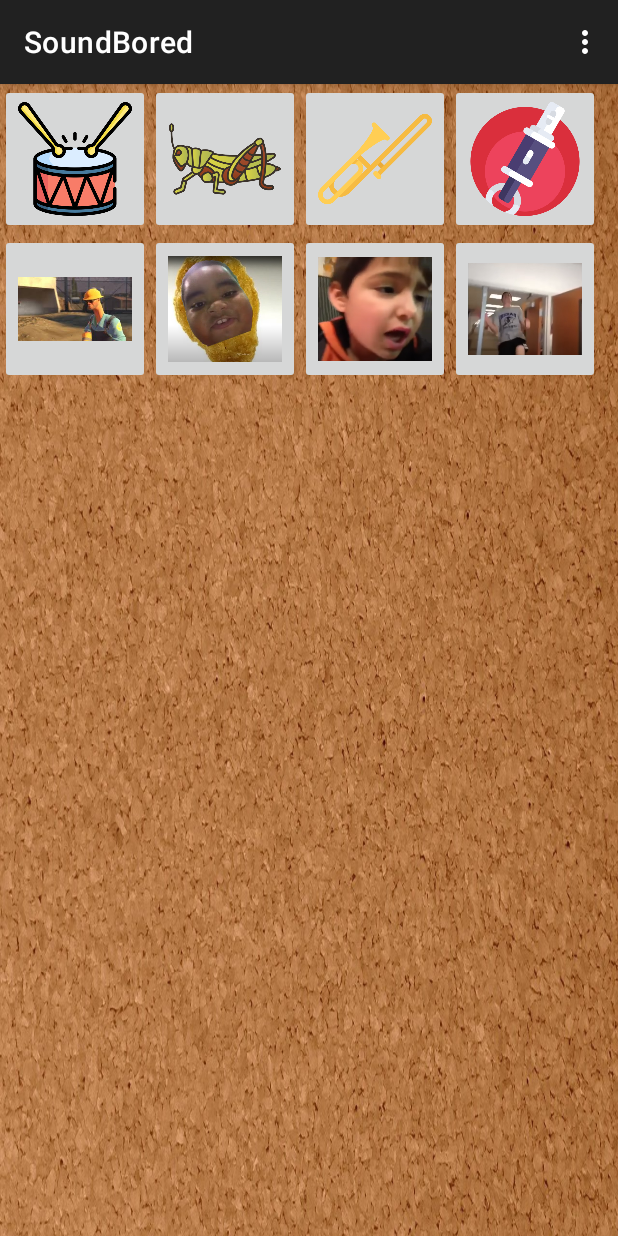
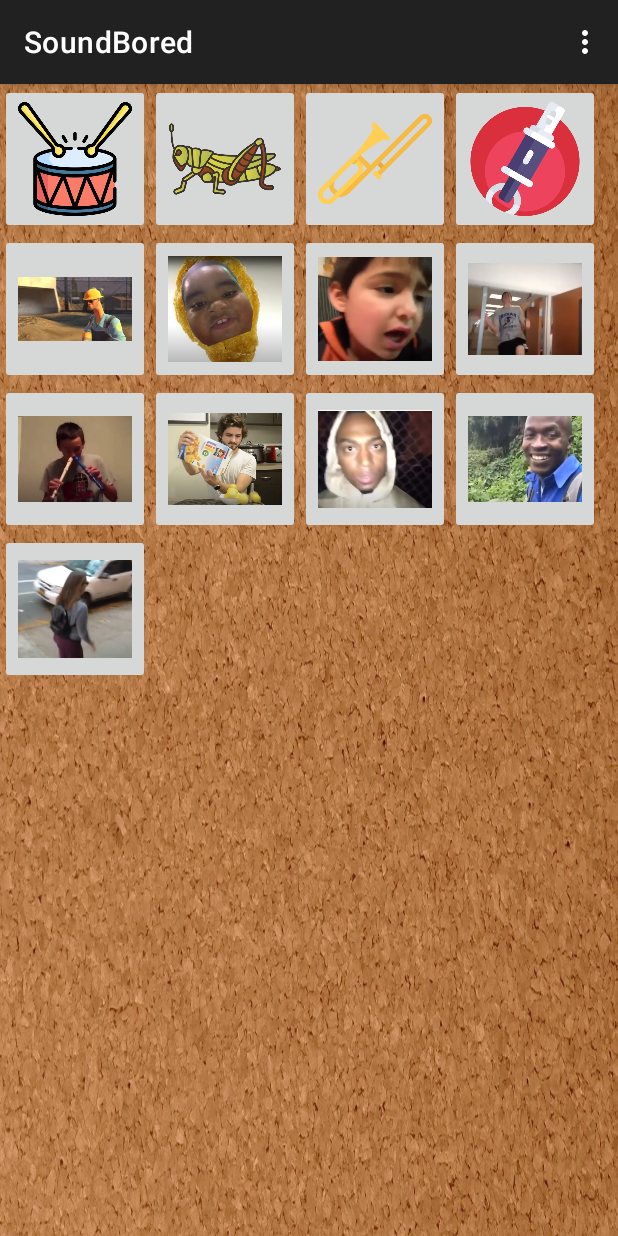
Before and after one commit to andrewshadura/soundbored, an Android app: the screen it shows after launch (MainActivity), on a phone screen of 412 x 824 dp. Run offline under Robolectric (Android 15) with nearby library versions, the phone set to English and light mode, and no system bars.

Commit message:
added a bunch of clean vines

```diff
--- a/app/src/main/java/com/bri1/soundbored2/MainActivity.kt
+++ b/app/src/main/java/com/bri1/soundbored2/MainActivity.kt
@@ -79,21 +79,59 @@ class MainActivity : AppCompatActivity() {
             }
         })
 
-//        val headBang = findViewById<ImageButton>(R.id.headbang)
-//        val mpHeadBang: MediaPlayer = MediaPlayer.create(this, R.raw.headbang)
-//        headBang.setOnClickListener(object : View.OnClickListener {
-//            override fun onClick(v: View?) {
-//                mpHeadBang.start()
-//            }
-//        })
-//
-//        val imJohnCena = findViewById<ImageButton>(R.id.im_john_cena)
-//        val mpJohnCena: MediaPlayer = MediaPlayer.create(this, R.raw.imjohncena)
-//        imJohnCena.setOnClickListener(object : View.OnClickListener {
-//            override fun onClick(v: View?) {
-//                mpJohnCena.start()
-//            }
-//        })
+        // headbang
+        val headBang = findViewById<ImageButton>(R.id.headbang)
+        val mpHeadBang: MediaPlayer = MediaPlayer.create(this, R.raw.headbang)
+        headBang.setOnClickListener(object : View.OnClickListener {
+            override fun onClick(v: View?) {
+                mpHeadBang.start()
+            }
+        })
+
+        // john cena flute
+        val imJohnCena = findViewById<ImageButton>(R.id.imjohncena)
+        val mpJohnCena: MediaPlayer = MediaPlayer.create(this, R.raw.johncenaflute)
+        imJohnCena.setOnClickListener(object : View.OnClickListener {
+            override fun onClick(v: View?) {
+                mpJohnCena.start()
+            }
+        })
+
+        // lemons
+        val lemons = findViewById<ImageButton>(R.id.lemons)
+        val mpLemons: MediaPlayer = MediaPlayer.create(this, R.raw.lemons)
+        lemons.setOnClickListener(object : View.OnClickListener {
+            override fun onClick(v: View?) {
+                mpLemons.start()
+            }
+        })
+
+        // good evening
+        val goodEvening = findViewById<ImageButton>(R.id.good_evening)
+        val mpGoodEvening: MediaPlayer = MediaPlayer.create(this, R.raw.goodevening)
+        goodEvening.setOnClickListener(object : View.OnClickListener {
+            override fun onClick(v: View?) {
+                mpGoodEvening.start()
+            }
+        })
+
+        // ok
+        val okayGuy = findViewById<ImageButton>(R.id.ok)
+        val mpOk: MediaPlayer = MediaPlayer.create(this, R.raw.ok)
+        okayGuy.setOnClickListener(object : View.OnClickListener {
+            override fun onClick(v: View?) {
+                mpOk.start()
+            }
+        })
+
+        // john cena flute
+        val roommates = findViewById<ImageButton>(R.id.roommates)
+        val mpRoommates: MediaPlayer = MediaPlayer.create(this, R.raw.roommates)
+        roommates.setOnClickListener(object : View.OnClickListener {
+            override fun onClick(v: View?) {
+                mpRoommates.start()
+            }
+        })
 
     }
 
--- a/app/src/main/res/layout/activity_main.xml
+++ b/app/src/main/res/layout/activity_main.xml
@@ -81,4 +81,54 @@
         app:layout_row="1"
         android:contentDescription="@string/headbang" />
 
+    <ImageButton
+        android:id="@+id/imjohncena"
+        android:layout_width="100dp"
+        android:layout_height="100dp"
+        android:scaleType="fitCenter"
+        android:src="@drawable/imjohncena"
+        app:layout_column="0"
+        app:layout_row="2"
+        android:contentDescription="@string/imjohncena" />
+
+    <ImageButton
+        android:id="@+id/lemons"
+        android:layout_width="100dp"
+        android:layout_height="100dp"
+        android:scaleType="fitCenter"
+        android:src="@drawable/lemons"
+        app:layout_column="1"
+        app:layout_row="2"
+        android:contentDescription="@string/lemons" />
+
+    <ImageButton
+        android:id="@+id/good_evening"
+        android:layout_width="100dp"
+        android:layout_height="100dp"
+        android:scaleType="fitCenter"
+        android:src="@drawable/goodevening"
+        app:layout_column="2"
+        app:layout_row="2"
+        android:contentDescription="@string/good_evening" />
+
+    <ImageButton
+        android:id="@+id/ok"
+        android:layout_width="100dp"
+        android:layout_height="100dp"
+        android:scaleType="fitCenter"
+        android:src="@drawable/ok"
+        app:layout_column="3"
+        app:layout_row="2"
+        android:contentDescription="@string/ok" />
+
+    <ImageButton
+        android:id="@+id/roommates"
+        android:layout_width="100dp"
+        android:layout_height="100dp"
+        android:scaleType="fitCenter"
+        android:src="@drawable/roommates"
+        app:layout_column="0"
+        app:layout_row="3"
+        android:contentDescription="@string/roommates" />
+
 </androidx.gridlayout.widget.GridLayout>
--- a/app/src/main/res/values/strings.xml
+++ b/app/src/main/res/values/strings.xml
@@ -35,5 +35,10 @@
     <string name="chicken_nug">chicken nugget</string>
     <string name="chipotle">chipotle</string>
     <string name="headbang">head bang</string>
+    <string name="imjohncena">john cena flute</string>
+    <string name="lemons">lemons</string>
+    <string name="good_evening">good evening</string>
+    <string name="ok">okay</string>
+    <string name="roommates">roommates</string>
 
 </resources>
```
Also changed, not shown: app/src/main/res/drawable/goodevening.png (added), app/src/main/res/drawable/imjohncena.png, app/src/main/res/drawable/lemons.png (added), app/src/main/res/drawable/ok.png (added), app/src/main/res/drawable/roommates.png (added), 6 other files.
